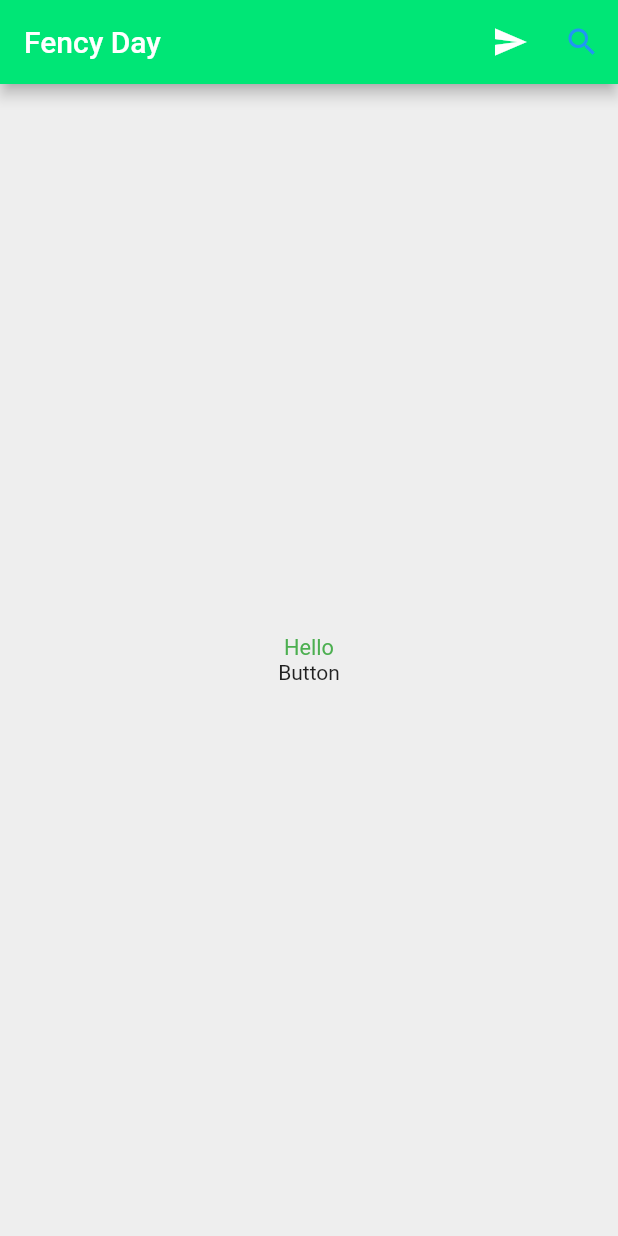
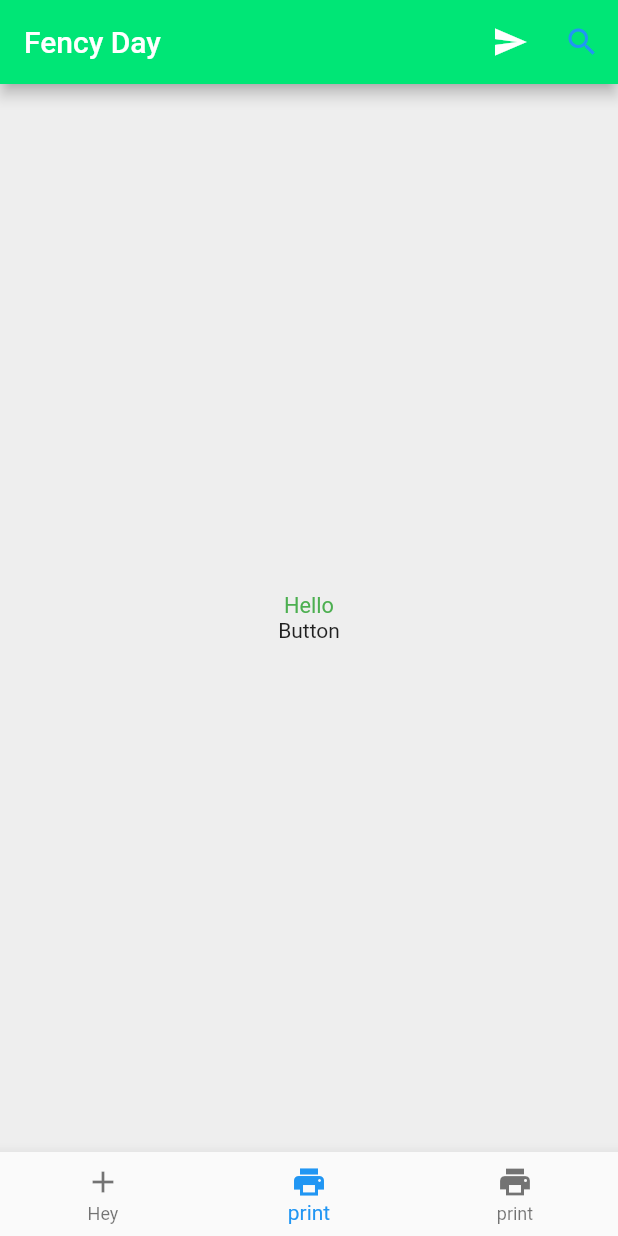
Before and after one commit to NelzkieCoder/Flutter_Learning, a Flutter app: the screen it shows after launch, on a phone screen of 412 x 824 dp. Run offline on Flutter 3.47's test engine with Material 2 defaults, Android fonts, the phone set to English and light mode, and no system bars.

```diff
--- a/lib/UI/scaffold_home.dart
+++ b/lib/UI/scaffold_home.dart
@@ -38,9 +38,20 @@ class ScaffoldHome extends StatelessWidget {
             InkWell(
               child: Text("Button"),
               onTap: () => debugPrint("Button is dfafds"),
-            )
+            ),
           ],
         ),
+      ),
+      bottomNavigationBar: BottomNavigationBar(
+        currentIndex: 1,
+        items: [
+          new BottomNavigationBarItem(
+              icon: Icon(Icons.add), title: Text("Hey")),
+          new BottomNavigationBarItem(
+              icon: Icon(Icons.print), title: Text("print")),
+          new BottomNavigationBarItem(
+              icon: Icon(Icons.print), title: Text("print")),
+        ],
       ),
     );
   }
```
